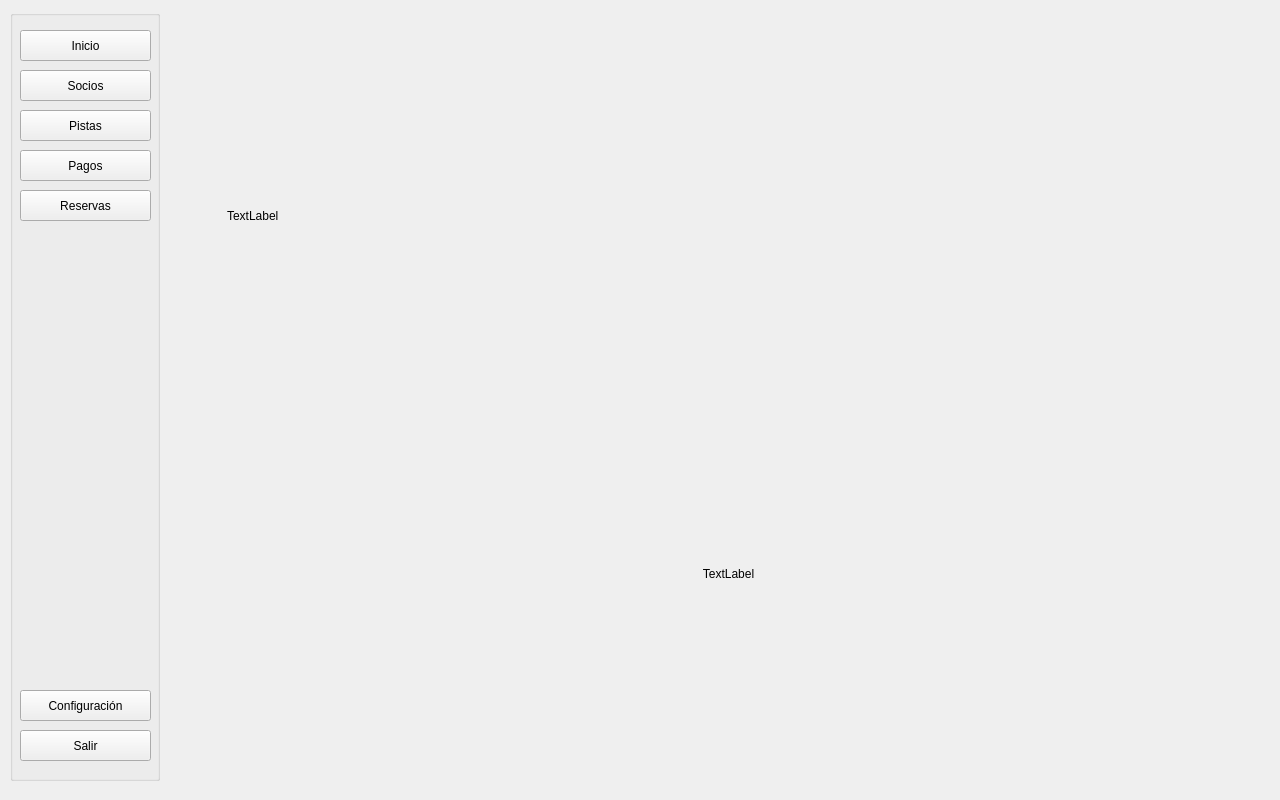
i82camud/Club_Padel, file ui/qt/main_window.ui: the form before one commit.
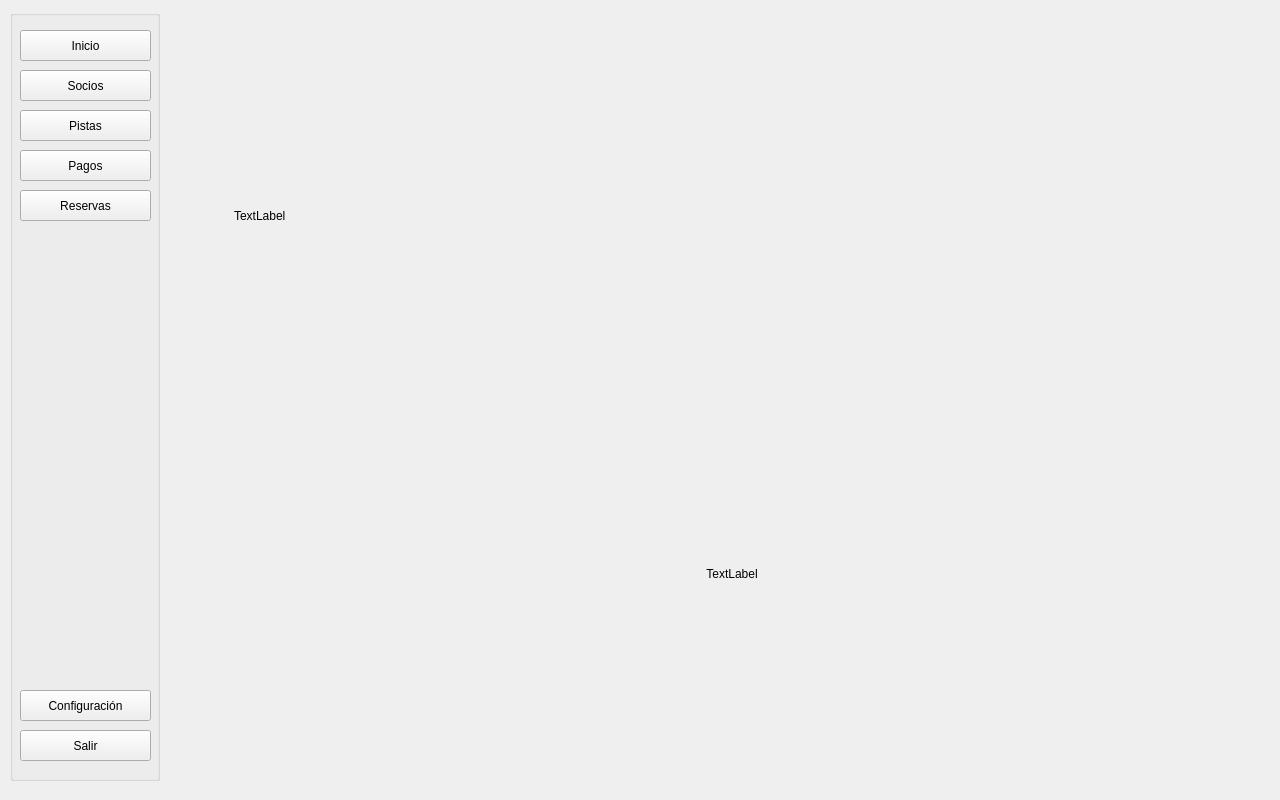
The form after the commit.

Commit message: mover texto de bienvenida

What changed in the file:
```diff
--- a/ui/qt/main_window.ui
+++ b/ui/qt/main_window.ui
@@ -154,7 +154,7 @@
     <widget class="QWidget" name="page_inicio">
      <layout class="QVBoxLayout" name="verticalLayout">
       <property name="leftMargin">
-       <number>47</number>
+       <number>54</number>
       </property>
       <property name="topMargin">
        <number>30</number>
```
The commit also changes 1 other file.
